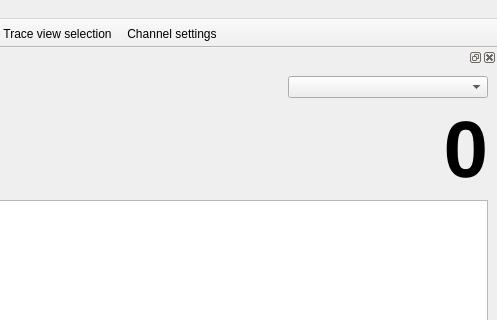
Qt form gui/ui_time_series_gui.ui (Ulm-IQO/qudi) before a commit; both pictures show x 283 to 780 and y 0 to 320 of the 780 by 600 pixel window.
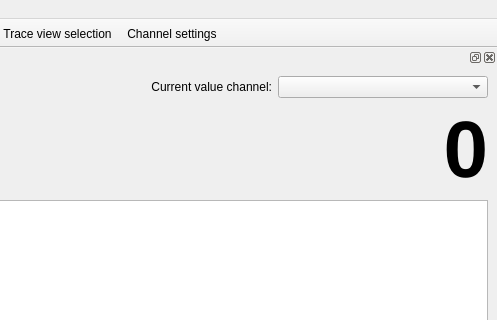
The same form after that commit. Icons and pictures are not drawn. Custom widgets are drawn as their Qt base class.

Commit message: Improved cureent value display

Patch:
```diff
--- a/gui/ui_time_series_gui.ui
+++ b/gui/ui_time_series_gui.ui
@@ -69,8 +69,11 @@
     <number>4</number>
    </attribute>
    <widget class="QWidget" name="dockWidgetContents">
-    <layout class="QGridLayout" name="gridLayout" columnstretch="1,0">
-     <item row="1" column="0" colspan="2">
+    <layout class="QGridLayout" name="gridLayout" columnstretch="2,0,1">
+     <item row="2" column="0" colspan="3">
+      <widget class="PlotWidget" name="data_trace_PlotWidget"/>
+     </item>
+     <item row="1" column="0" colspan="3">
       <widget class="QLabel" name="curr_value_Label">
        <property name="font">
         <font>
@@ -87,16 +90,26 @@
        </property>
       </widget>
      </item>
-     <item row="2" column="0" colspan="2">
-      <widget class="PlotWidget" name="data_trace_PlotWidget"/>
-     </item>
-     <item row="0" column="1">
+     <item row="0" column="2">
       <widget class="QComboBox" name="curr_value_comboBox">
        <property name="minimumSize">
         <size>
          <width>200</width>
          <height>0</height>
         </size>
+       </property>
+       <property name="sizeAdjustPolicy">
+        <enum>QComboBox::AdjustToContents</enum>
+       </property>
+      </widget>
+     </item>
+     <item row="0" column="1">
+      <widget class="QLabel" name="label_5">
+       <property name="text">
+        <string>Current value channel:</string>
+       </property>
+       <property name="alignment">
+        <set>Qt::AlignRight|Qt::AlignTrailing|Qt::AlignVCenter</set>
        </property>
       </widget>
      </item>
```
The commit also changes 2 other files.
